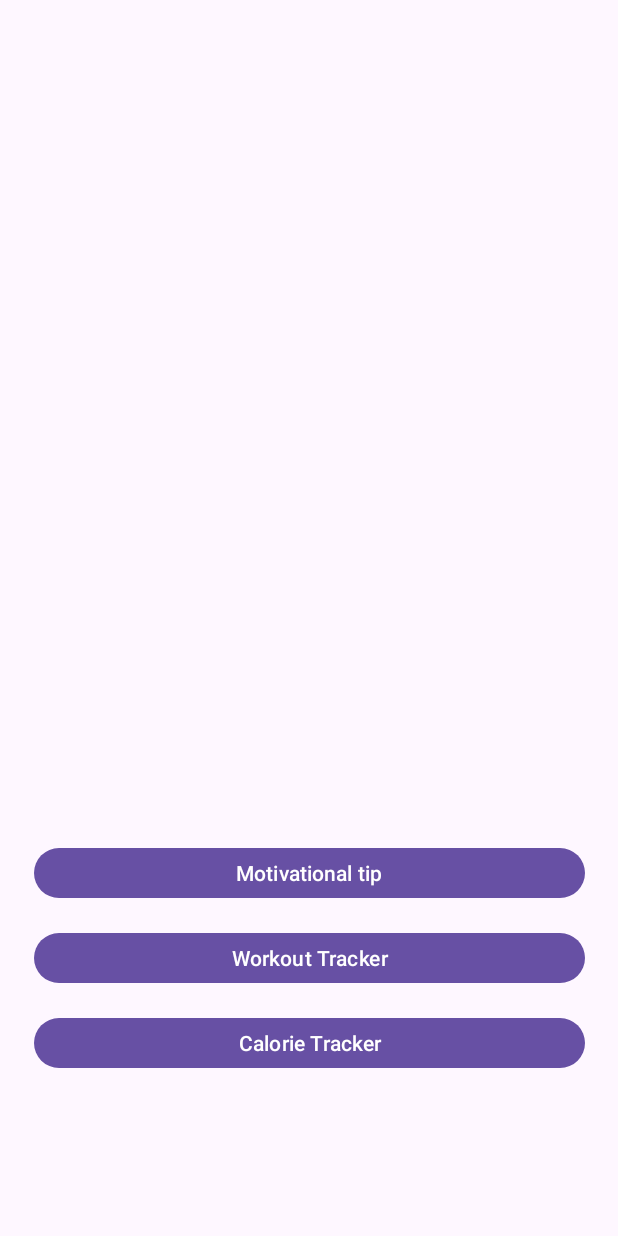
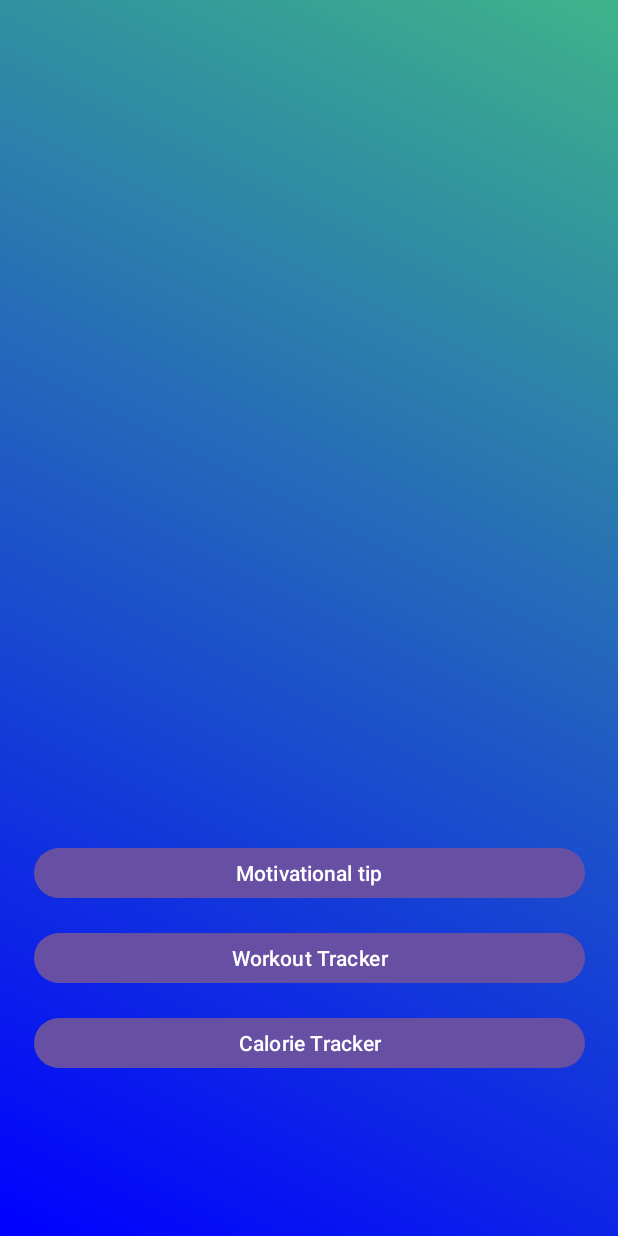
Before and after one commit to Seancully/GymApp_MSD, an Android app: the screen it shows after launch (MainActivity), on a phone screen of 412 x 824 dp. Run offline under Robolectric (Android 15) with nearby library versions, the phone set to English and light mode, and no system bars.

Commit message:
3 new activities + links from main -> each

```diff
--- a/app/src/main/java/com/example/gymapp_msd/MainActivity.java
+++ b/app/src/main/java/com/example/gymapp_msd/MainActivity.java
@@ -1,8 +1,19 @@
 package com.example.gymapp_msd;
 
+import androidx.annotation.NonNull;
 import androidx.appcompat.app.AppCompatActivity;
+import androidx.constraintlayout.widget.ConstraintLayout;
 
+import android.animation.ArgbEvaluator;
+import android.animation.ValueAnimator;
+import android.content.Intent;
+import android.graphics.drawable.GradientDrawable;
 import android.os.Bundle;
+import android.view.View;
+import android.widget.Button;
+
+import androidx.appcompat.app.AppCompatActivity;
+import androidx.constraintlayout.widget.ConstraintLayout;
 
 public class MainActivity extends AppCompatActivity {
 
@@ -10,5 +21,32 @@ public class MainActivity extends AppCompatActivity {
     protected void onCreate(Bundle savedInstanceState) {
         super.onCreate(savedInstanceState);
         setContentView(R.layout.activity_main);
+
+        // initialize buttons
+        Button MotivationButton = findViewById(R.id.MotivationButton);
+        Button WorkoutButton = findViewById(R.id.WorkoutButton);
+        Button CalorieButton = findViewById(R.id.CalorieButton);
+
+        // set click listeners
+        MotivationButton.setOnClickListener(new View.OnClickListener() {
+            @Override
+            public void onClick(View v) {
+                startActivity(new Intent(MainActivity.this, MotivationActivity.class));
+            }
+        });
+
+        WorkoutButton.setOnClickListener(new View.OnClickListener() {
+            @Override
+            public void onClick(View v) {
+                startActivity(new Intent(MainActivity.this, WorkoutActivity.class));
+            }
+        });
+
+        CalorieButton.setOnClickListener(new View.OnClickListener() {
+            @Override
+            public void onClick(View v) {
+                startActivity(new Intent(MainActivity.this, CalorieActivity.class));
+            }
+        });
     }
 }
--- /dev/null
+++ b/app/src/main/res/drawable/gradient_background.xml
@@ -0,0 +1,9 @@
+<?xml version="1.0" encoding="utf-8" ?>
+<!-- Gradient from blue to mint -->
+<shape xmlns:android="http://schemas.android.com/apk/res/android"
+    android:shape="rectangle">
+    <gradient
+        android:startColor="#0000FF"
+        android:endColor="#3EB489"
+        android:angle="45"/>
+</shape>
--- a/app/src/main/res/layout/activity_main.xml
+++ b/app/src/main/res/layout/activity_main.xml
@@ -2,8 +2,10 @@
 <androidx.constraintlayout.widget.ConstraintLayout xmlns:android="http://schemas.android.com/apk/res/android"
     xmlns:app="http://schemas.android.com/apk/res-auto"
     xmlns:tools="http://schemas.android.com/tools"
+    android:id="@+id/ConstraintLayout"
     android:layout_width="match_parent"
     android:layout_height="match_parent"
+    android:background="@drawable/gradient_background"
     tools:context=".MainActivity">
 
     <Button
```
Also changed, not shown: app/src/main/AndroidManifest.xml (+9 -0 lines), app/src/main/java/com/example/gymapp_msd/CalorieActivity.java (added, +14 -0 lines), app/src/main/java/com/example/gymapp_msd/MotivationActivity.java (added, +14 -0 lines), app/src/main/java/com/example/gymapp_msd/WorkoutActivity.java (added, +14 -0 lines), app/src/main/res/layout/activity_calorie.xml (added, +9 -0 lines), app/src/main/res/layout/activity_motivation.xml (added, +9 -0 lines), app/src/main/res/layout/activity_workout.xml (added, +9 -0 lines).
